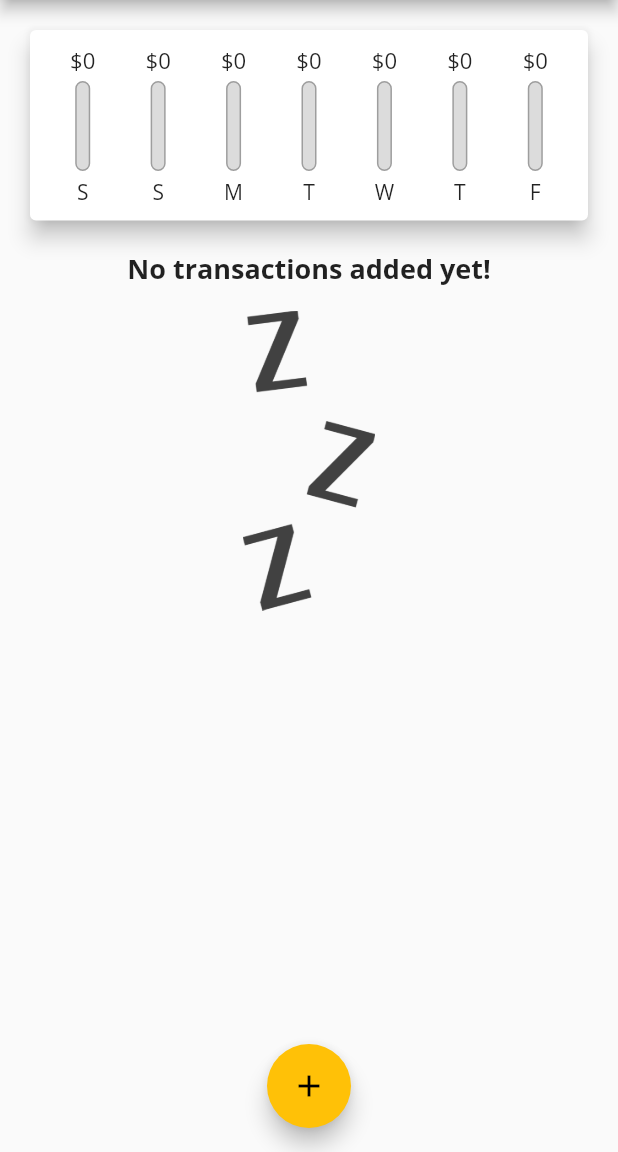
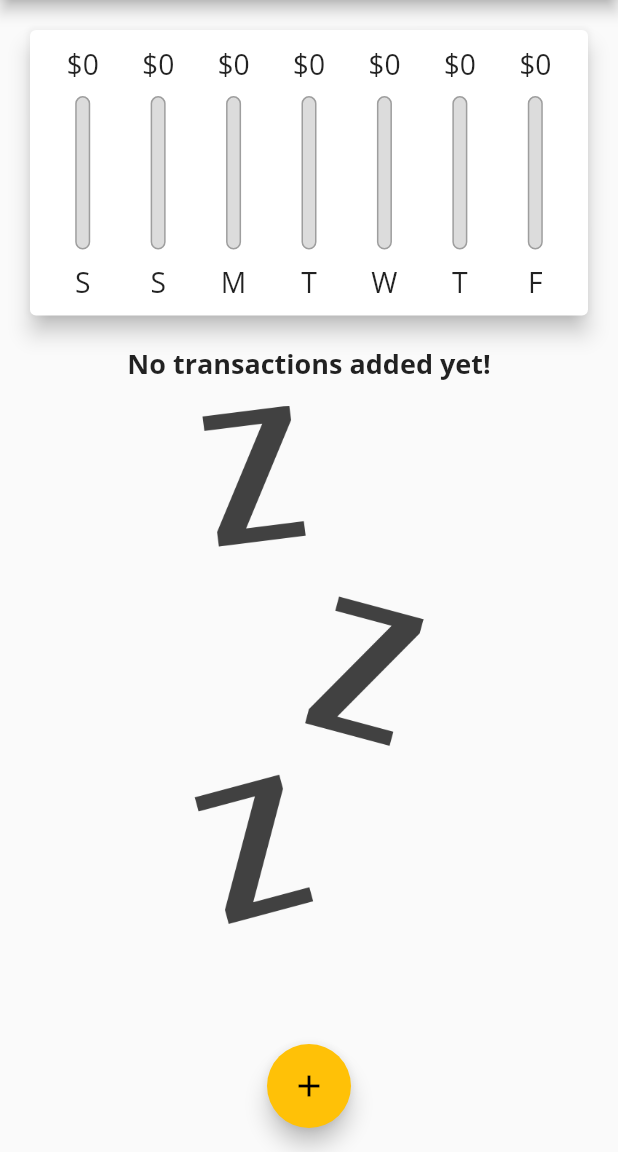
Before and after one commit to TheTota/personal_expenses_app, a Flutter app: the screen it shows after launch, on a phone screen of 412 x 824 dp, the part 84-1236 px from its top. Run offline on Flutter 3.47's test engine with Material 2 defaults, Android fonts, the phone set to English and light mode, and no system bars.

Commit message:
add responsiveness

```diff
--- a/lib/main.dart
+++ b/lib/main.dart
@@ -63,6 +63,8 @@ class _MyHomePageState extends State<MyHomePage> {
         .toList();
   }
 
+  bool _showChart = false;
+
   void _addNewTransaction(String title, double amount, DateTime chosenDate) {
     final newTx = Transaction(
       id: DateTime.now().toString(),
@@ -94,8 +96,9 @@ class _MyHomePageState extends State<MyHomePage> {
 
   @override
   Widget build(BuildContext context) {
-    return Scaffold(
-      appBar: AppBar(
+    var mediaQuery = MediaQuery.of(context);
+    final isLandscape = mediaQuery.orientation == Orientation.landscape;
+    final appBar = AppBar(
       title: Text('Personal Expenses'),
       actions: <Widget>[
         IconButton(
@@ -103,12 +106,53 @@ class _MyHomePageState extends State<MyHomePage> {
           icon: Icon(Icons.add),
         )
       ],
-      ),
+    );
+    final txListWidget = Container(
+      height: (mediaQuery.size.height -
+              appBar.preferredSize.height -
+              mediaQuery.padding.top) *
+          0.75,
+      child: TransactionList(_userTransactions, _deleteTransaction),
+    );
+
+    return Scaffold(
+      appBar: appBar,
       body: SingleChildScrollView(
         child: Column(
           children: <Widget>[
-            Chart(_recentTransactions),
-            TransactionList(_userTransactions, _deleteTransaction),
+            if (isLandscape)
+              Row(
+                mainAxisAlignment: MainAxisAlignment.center,
+                children: [
+                  Text('Show chart'),
+                  Switch(
+                      value: _showChart,
+                      onChanged: (newVal) {
+                        setState(() {
+                          _showChart = newVal;
+                        });
+                      }),
+                ],
+              ),
+            if (!isLandscape)
+              Container(
+                height: (mediaQuery.size.height -
+                        appBar.preferredSize.height -
+                        mediaQuery.padding.top) *
+                    0.3,
+                child: Chart(_recentTransactions),
+              ),
+            if (!isLandscape) txListWidget,
+            if (isLandscape)
+              _showChart
+                  ? Container(
+                      height: (mediaQuery.size.height -
+                              appBar.preferredSize.height -
+                              mediaQuery.padding.top) *
+                          0.7,
+                      child: Chart(_recentTransactions),
+                    )
+                  : txListWidget
           ],
         ),
       ),
--- a/lib/widgets/chart_bar.dart
+++ b/lib/widgets/chart_bar.dart
@@ -1,6 +1,4 @@
 import 'package:flutter/material.dart';
-import 'package:flutter/src/widgets/framework.dart';
-import 'package:flutter/src/widgets/placeholder.dart';
 
 class ChartBar extends StatelessWidget {
   final String label;
@@ -12,19 +10,20 @@ class ChartBar extends StatelessWidget {
 
   @override
   Widget build(BuildContext context) {
+    return LayoutBuilder(builder: (ctx, constraints) {
       return Column(
         children: [
           Container(
-          height: 20,
+            height: constraints.maxHeight * 0.15,
             child: FittedBox(
               child: Text('\$${spendingAmount.toStringAsFixed(0)}'),
             ),
           ),
           SizedBox(
-          height: 4,
+            height: constraints.maxHeight * 0.05,
           ),
           Container(
-          height: 60,
+            height: constraints.maxHeight * 0.6,
             width: 10,
             child: Stack(children: [
               Container(
@@ -49,10 +48,16 @@ class ChartBar extends StatelessWidget {
             ]),
           ),
           SizedBox(
-          height: 4,
+            height: constraints.maxHeight * 0.05,
           ),
-        Text(label)
+          Container(
+            height: constraints.maxHeight * 0.15,
+            child: FittedBox(
+              child: Text(label),
+            ),
+          )
         ],
       );
+    });
   }
 }
--- a/lib/widgets/new_transaction.dart
+++ b/lib/widgets/new_transaction.dart
@@ -17,10 +17,16 @@ class _NewTransactionState extends State<NewTransaction> {
 
   @override
   Widget build(BuildContext context) {
-    return Card(
+    final mediaQuery = MediaQuery.of(context);
+    return SingleChildScrollView(
+      child: Card(
         elevation: 5,
         child: Container(
-        padding: const EdgeInsets.all(10),
+          padding: EdgeInsets.only(
+              top: 10,
+              left: 10,
+              right: 10,
+              bottom: mediaQuery.viewInsets.bottom + 40),
           child: Column(
             crossAxisAlignment: CrossAxisAlignment.end,
             children: <Widget>[
@@ -65,6 +71,7 @@ class _NewTransactionState extends State<NewTransaction> {
             ],
           ),
         ),
+      ),
     );
   }
 
--- a/lib/widgets/transaction_list.dart
+++ b/lib/widgets/transaction_list.dart
@@ -11,10 +11,10 @@ class TransactionList extends StatelessWidget {
 
   @override
   Widget build(BuildContext context) {
-    return Container(
-      height: 500,
-      child: transactions.isEmpty
-          ? Column(
+    var mediaQuery = MediaQuery.of(context);
+    return transactions.isEmpty
+        ? LayoutBuilder(builder: (ctx, constraints) {
+            return Column(
               children: [
                 Text(
                   'No transactions added yet!',
@@ -22,12 +22,13 @@ class TransactionList extends StatelessWidget {
                 ),
                 SizedBox(height: 15),
                 Container(
-                  height: 200,
+                  height: constraints.maxHeight * 0.6,
                   child: Image.asset('assets/images/waiting.png',
                       fit: BoxFit.cover),
                 ),
               ],
-            )
+            );
+          })
         : ListView.builder(
             itemBuilder: (ctx, index) {
               return Card(
@@ -53,7 +54,15 @@ class TransactionList extends StatelessWidget {
                   subtitle: Text(
                     DateFormat.yMMMd().format(transactions[index].date),
                   ),
-                    trailing: IconButton(
+                  trailing: mediaQuery.size.width > 460
+                      ? TextButton.icon(
+                          onPressed: () => _deleteTx(transactions[index].id),
+                          icon: Icon(Icons.delete),
+                          label: Text('Delete'),
+                          style: TextButton.styleFrom(
+                              foregroundColor: Theme.of(context).colorScheme.error),
+                        )
+                      : IconButton(
                           onPressed: () => _deleteTx(transactions[index].id),
                           icon: Icon(Icons.delete)),
                   iconColor: Theme.of(context).colorScheme.error,
@@ -61,7 +70,6 @@ class TransactionList extends StatelessWidget {
               );
             },
             itemCount: transactions.length,
-            ),
           );
   }
 }
```
Also changed, not shown: lib/widgets/chart.dart (+5 -4 lines), 1 other file. Lines whose indentation alone changed are shown as unchanged.
